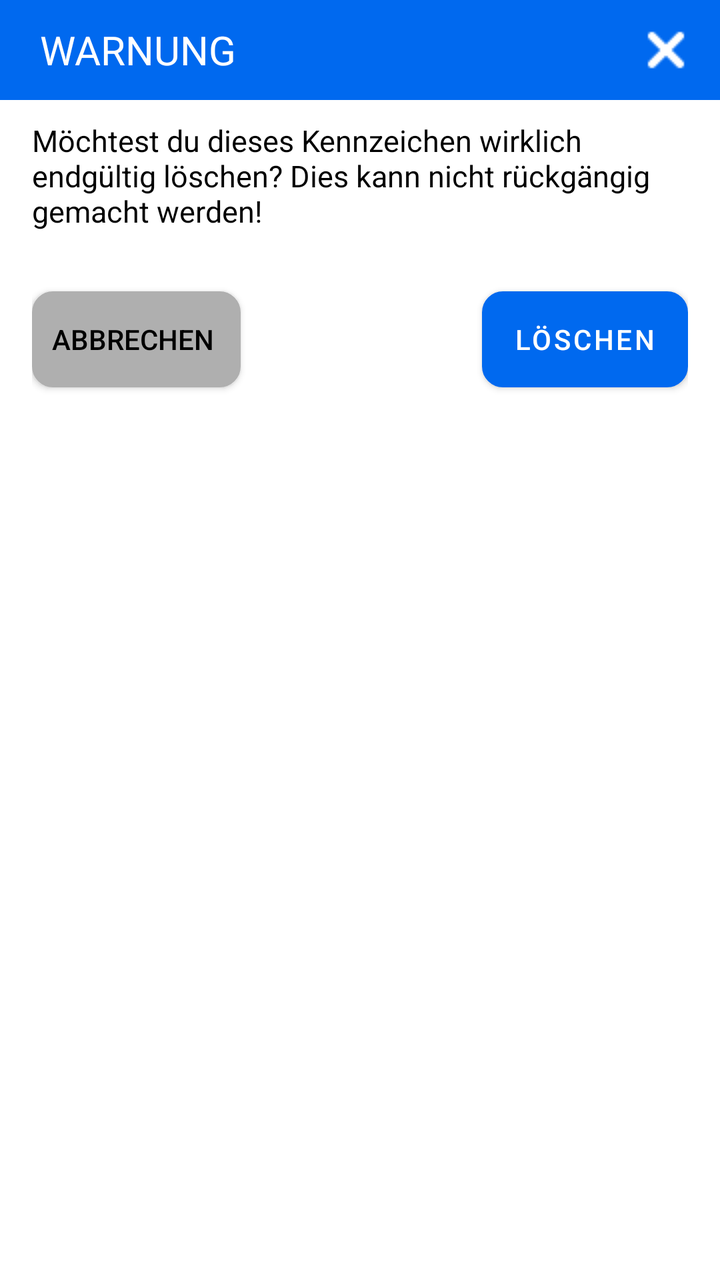
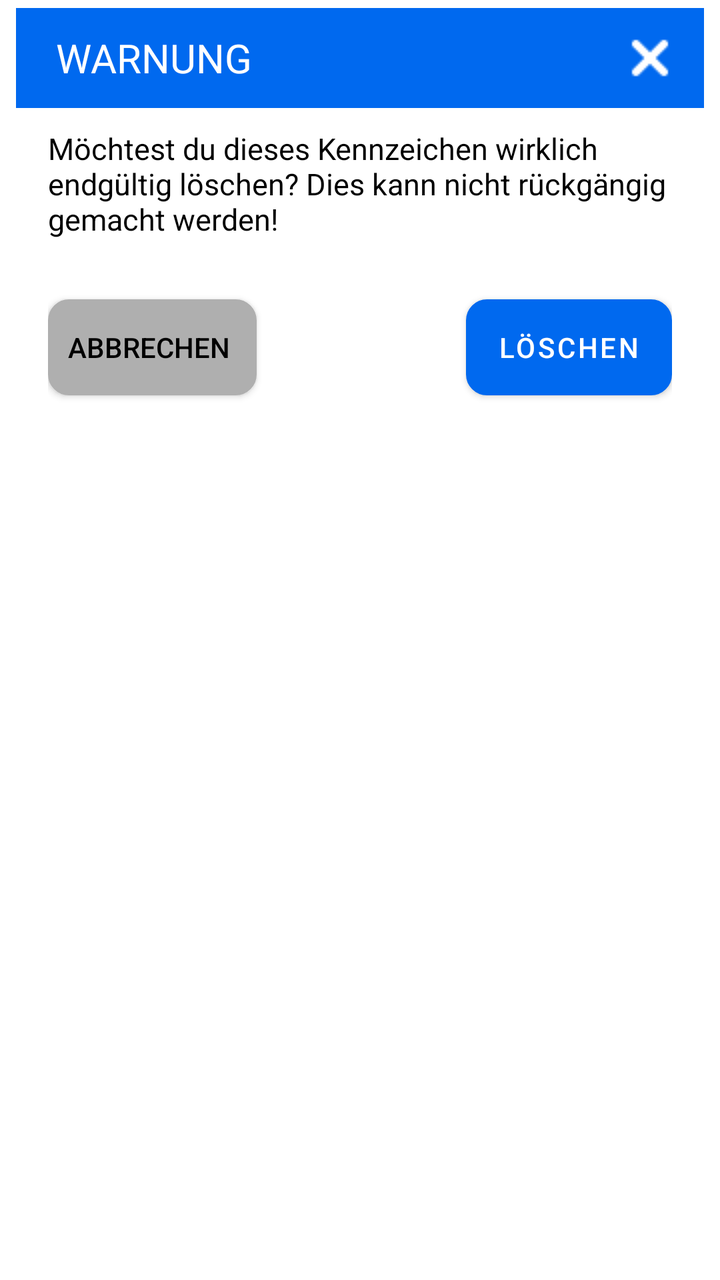

Two renders of the same Android screen: before a commit and after it. Below are the layout's source before the change and the commit's diff.
<!-- AndroidManifest.xml: application theme Theme.Kennzeichenerkennung -->
<!-- res/layout/fragment_confirm.xml -->
<?xml version="1.0" encoding="utf-8"?>
<RelativeLayout xmlns:android="http://schemas.android.com/apk/res/android"
    xmlns:tools="http://schemas.android.com/tools"
    android:layout_width="match_parent"
    android:layout_height="match_parent"
    xmlns:app="http://schemas.android.com/apk/res-auto"
    tools:context=".ConfirmFragment">

    <RelativeLayout
        android:layout_width="match_parent"
        android:layout_height="wrap_content"
        android:background="?attr/colorPrimary"
        android:id="@+id/main_toolbar"
        android:layout_alignParentTop="true">

        <TextView
            android:layout_width="wrap_content"
            android:layout_height="wrap_content"
            android:text="WARNUNG"
            android:textSize="20sp"
            android:textStyle="normal"
            android:textColor="@color/white"
            android:layout_marginStart="20dp"
            android:layout_centerVertical="true"/>

        <ImageButton
            android:id="@+id/x"
            android:layout_width="wrap_content"
            android:layout_height="wrap_content"
            android:layout_alignParentTop="true"
            android:layout_alignParentEnd="true"
            android:layout_marginTop="0dp"
            android:layout_marginEnd="0dp"
            android:backgroundTint="#00FFFFFF"
            android:src="@drawable/icon_x"
            app:layout_constraintEnd_toEndOf="parent"
            app:layout_constraintTop_toTopOf="parent"
            app:tint="@color/white" />

    </RelativeLayout>

    <RelativeLayout
        android:layout_width="match_parent"
        android:layout_height="wrap_content"
        android:orientation="vertical"
        android:gravity="top"
        android:id="@+id/fragment_container1"
        android:layout_marginHorizontal="16dp"
        android:layout_marginTop="10dp"
        android:layout_below="@+id/main_toolbar">

        <TextView
            android:layout_width="match_parent"
            android:layout_height="wrap_content"
            android:text="Möchtest du dieses Kennzeichen wirklich endgültig löschen? Dies kann nicht rückgängig gemacht werden!"
            android:textStyle="normal"
            android:textSize="15dp"
            android:textColor="?attr/colorTextNormal"
            android:id="@+id/text_view"/>

        <androidx.appcompat.widget.AppCompatButton
            android:layout_width="wrap_content"
            android:layout_height="wrap_content"
            android:layout_below="@+id/text_view"
            android:layout_marginTop="30dp"
            android:background="@drawable/edit_text_rounded_corner"
            android:backgroundTint="@color/textlight"
            android:gravity="center"
            android:text="   Abbrechen    "
            android:id="@+id/stop_btn"
            android:textColor="@color/black"/>

        <Button
            android:layout_width="wrap_content"
            android:layout_height="wrap_content"
            android:layout_below="@+id/text_view"
            android:layout_marginTop="30dp"
            android:background="@drawable/edit_text_rounded_corner"
            android:gravity="center"
            android:text="Löschen"
            android:textColor="@color/white"
            android:id="@+id/delete_btn"
            android:layout_alignParentRight="true"/>

        <RelativeLayout
            android:layout_width="match_parent"
            android:layout_height="0dp"
            android:layout_marginTop="17dp"
            android:layout_below="@+id/delete_btn"
            android:background="@color/blue_700"/>
    </RelativeLayout>
</RelativeLayout>
<!-- resources referenced by this layout -->
<resources>
  <color name="black">#FF000000</color>
  <color name="blue_700">#0069EF</color>
  <color name="textlight">#AFAFAF</color>
  <color name="white">#FFFFFFFF</color>
  <!-- drawable edit_text_rounded_corner (drawable) -->
  <?xml version="1.0" encoding="utf-8"?>
  <shape android:shape="rectangle" xmlns:android="http://schemas.android.com/apk/res/android">
  
      <stroke android:width="1dp" android:color="@color/white"/>
      <corners android:radius="10dp"/>
      <solid android:color="@color/white"/>
  </shape>
  <!-- drawable icon_x: png bitmap (drawable, 269 bytes) -->
  <style name="Theme.Kennzeichenerkennung" parent="Theme.MaterialComponents.DayNight.DarkActionBar">
          
          <item name="colorPrimary">@color/blue_500</item>
          <item name="colorPrimaryVariant">@color/blue_700</item>
          <item name="colorOnPrimary">@color/white</item>
          
          <item name="colorSecondary">@color/yellow</item>
          <item name="colorSecondaryVariant">@color/yellow</item>
          <item name="colorOnSecondary">@color/textlight</item>
          
          <item name="android:statusBarColor">?attr/colorPrimaryVariant</item>
          
          <item name="colorTextNormal">@color/black</item>
          <item name="blueText">@color/blue_700</item>
          <item name="dialog_background">@color/white</item>
          <item name="greyslider">#DEDEDE</item>
          <item name="backcolor">#FDFDFD</item>
          
      </style>
  <color name="blue_500">#0069EF</color>
  <color name="yellow">#FDBB06</color>
</resources>

<!-- the commit's change to res/layout/fragment_confirm.xml (unified diff, before → after) -->
@@ -4,6 +4,7 @@
     android:layout_width="match_parent"
     android:layout_height="match_parent"
     xmlns:app="http://schemas.android.com/apk/res-auto"
+    android:background="@drawable/dialog_background"
     tools:context=".ConfirmFragment">
 
     <RelativeLayout
<!-- resource entries referenced after the edit -->
@@ -4,6 +4,16 @@
   <color name="blue_700">#0069EF</color>
   <color name="textlight">#AFAFAF</color>
   <color name="white">#FFFFFFFF</color>
+  <!-- drawable dialog_background (drawable) -->
+  <shape xmlns:android="http://schemas.android.com/apk/res/android" android:shape="rectangle">
+      <solid android:color="?attr/dialog_background"/> 
+      <corners android:radius="28dp" />
+      <padding
+          android:bottom="4dp"
+          android:left="8dp"
+          android:right="8dp"
+          android:top="4dp" />
+  </shape>
   <!-- drawable edit_text_rounded_corner (drawable) -->
   <?xml version="1.0" encoding="utf-8"?>
   <shape android:shape="rectangle" xmlns:android="http://schemas.android.com/apk/res/android">
@@ -31,8 +41,34 @@
           <item name="greyslider">#DEDEDE</item>
           <item name="backcolor">#FDFDFD</item>
           
+          <item name="alertDialogTheme">@style/Theme.Kennzeichenerkennung.CompactDialog</item>
       </style>
   <color name="blue_500">#0069EF</color>
   <color name="yellow">#FDBB06</color>
+  <style name="Theme.Kennzeichenerkennung.CompactDialog" parent="Theme.MaterialComponents.Dialog">
+          
+          <item name="android:windowBackground">@drawable/dialog_background</item>
+          
+          <item name="android:windowIsFloating">true</item>
+          
+          <item name="android:backgroundDimEnabled">true</item>
+  
+          <item name="colorPrimary">@color/blue_500</item>
+          <item name="colorPrimaryVariant">@color/blue_700</item>
+          <item name="colorOnPrimary">@color/white</item>
+          
+          <item name="colorSecondary">@color/yellow</item>
+          <item name="colorSecondaryVariant">@color/yellow</item>
+          <item name="colorOnSecondary">@color/textlight</item>
+          
+          <item name="android:statusBarColor">?attr/colorPrimaryVariant</item>
+          
+          <item name="colorTextNormal">@color/black</item>
+          <item name="dialog_background">@color/white</item>
+          <item name="greyslider">#DEDEDE</item>
+          <item name="backcolor">#FDFDFD</item>
+          <item name="android:textColor">?attr/colorTextNormal</item>
+          <item name="android:textColorPrimary">?attr/colorTextNormal</item>
+      </style>
 </resources>
 
